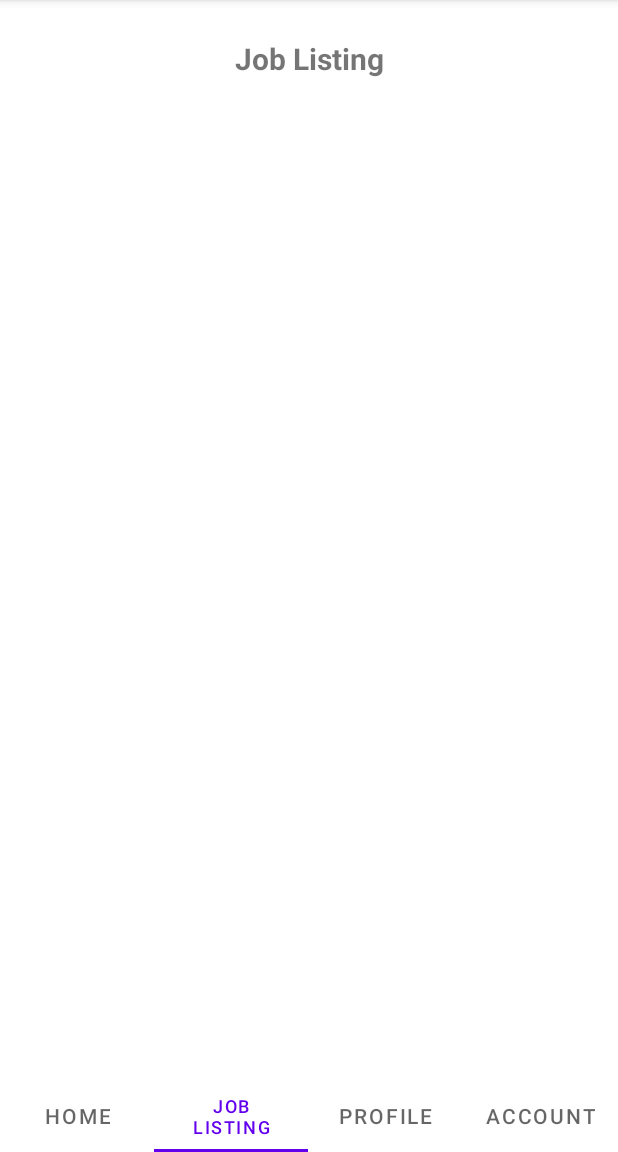
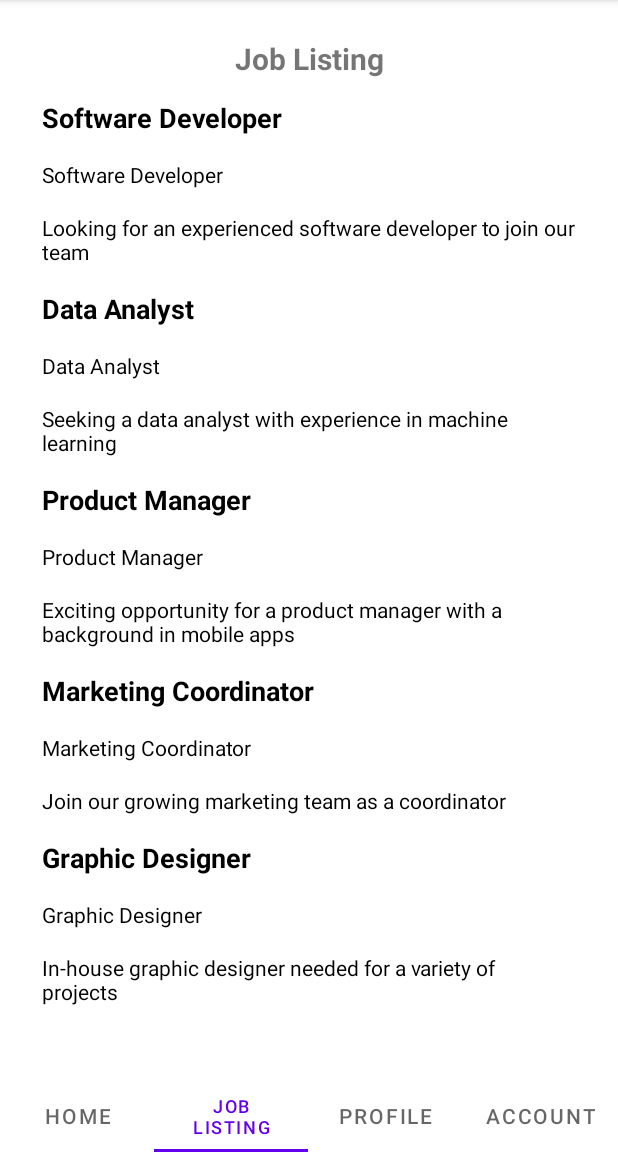
Before and after one commit to jamesdev23/JobSearchApp, an Android app: the screen it shows after launch (ApplicantViewPagerActivity), item 2 of the bottom bar chosen, on a phone screen of 412 x 824 dp, the part 84-1236 px from its top. Run offline under Robolectric (Android 15) with nearby library versions, the phone set to English and light mode, and no system bars.

Commit message:
Implemented RecyclerView Adapter

```diff
--- a/app/src/main/java/com/example/kodegojobsearchapp/adapter/JobListingAdapter.kt
+++ b/app/src/main/java/com/example/kodegojobsearchapp/adapter/JobListingAdapter.kt
@@ -1,5 +1,38 @@
 package com.example.kodegojobsearchapp.adapter
 
-class JobListingAdapter {
-    // TODO
+import android.view.LayoutInflater
+import android.view.ViewGroup
+import androidx.recyclerview.widget.RecyclerView
+import com.example.kodegojobsearchapp.databinding.ItemJobListingBinding
+import com.example.kodegojobsearchapp.model.JobListing
+import com.google.android.material.snackbar.Snackbar
+
+class JobListingAdapter(var jobsListing: ArrayList<JobListing>): RecyclerView.Adapter<ViewHolder>() {
+    override fun onCreateViewHolder(parent: ViewGroup, viewType: Int): ViewHolder {
+        val itemBinding = ItemJobListingBinding
+            .inflate(
+                LayoutInflater.from(parent.context),
+                parent, false)
+        return ViewHolder(itemBinding)
+    }
+
+    override fun getItemCount(): Int  = jobsListing.size
+    override fun onBindViewHolder(holder: ViewHolder, position: Int) {
+        val binding = holder.itemBinding as ItemJobListingBinding
+        val jobList = jobsListing[position]
+        with(binding){
+            jobTitle.text = jobList.title
+            jobLocation.text = jobList.title
+            jobDescription.text = jobList.description
+
+            root.setOnClickListener {
+                Snackbar.make(
+                    it,
+                    "${jobList.title}, ${jobList.location}, ${jobList.description}",
+                    Snackbar.LENGTH_SHORT
+                ).show()
+            }
+        }
+    }
+
 }
--- /dev/null
+++ b/app/src/main/java/com/example/kodegojobsearchapp/adapter/ViewHolder.kt
@@ -0,0 +1,6 @@
+package com.example.kodegojobsearchapp.adapter
+
+import androidx.recyclerview.widget.RecyclerView
+import androidx.viewbinding.ViewBinding
+
+data class ViewHolder(val itemBinding: ViewBinding): RecyclerView.ViewHolder(itemBinding.root)
--- a/app/src/main/java/com/example/kodegojobsearchapp/applicant_viewpager/HomeFragment.kt
+++ b/app/src/main/java/com/example/kodegojobsearchapp/applicant_viewpager/HomeFragment.kt
@@ -8,12 +8,16 @@ import android.view.ViewGroup
 import androidx.recyclerview.widget.ItemTouchHelper
 import androidx.recyclerview.widget.LinearLayoutManager
 import com.example.kodegojobsearchapp.R
+import com.example.kodegojobsearchapp.adapter.JobListingAdapter
 import com.example.kodegojobsearchapp.databinding.FragmentHomeBinding
+import com.example.kodegojobsearchapp.model.JobListing
 
 class HomeFragment : Fragment() {
 
     private var _binding: FragmentHomeBinding? = null
     private val binding get() = _binding!!
+    private lateinit var jobListingAdapter: JobListingAdapter
+    private var jobListing: ArrayList<JobListing> = ArrayList()
 
     init {
         if(this.arguments == null) {
@@ -41,9 +45,10 @@ class HomeFragment : Fragment() {
     override fun onViewCreated(view: View, savedInstanceState: Bundle?) {
         super.onViewCreated(view, savedInstanceState)
 
-        // code goes here
-
-
+        init()
+        jobListingAdapter = JobListingAdapter(jobListing)
+        binding.jobListingList.layoutManager = LinearLayoutManager(activity)
+        binding.jobListingList.adapter = jobListingAdapter
     }
 
     override fun onDestroy() {
@@ -51,4 +56,12 @@ class HomeFragment : Fragment() {
 
     }
 
+    fun init(){
+        jobListing.add(JobListing("Software Developer", "New York, NY", "Looking for an experienced software developer to join our team"))
+        jobListing.add(JobListing("Data Analyst", "San Francisco, CA", "Seeking a data analyst with experience in machine learning"))
+        jobListing.add(JobListing("Product Manager", "Los Angeles, CA", "Exciting opportunity for a product manager with a background in mobile apps"))
+        jobListing.add(JobListing("Marketing Coordinator", "Chicago, IL", "Join our growing marketing team as a coordinator"))
+        jobListing.add(JobListing("Graphic Designer", "Houston, TX", "In-house graphic designer needed for a variety of projects"))
+    }
+
 }
--- a/app/src/main/java/com/example/kodegojobsearchapp/applicant_viewpager/JobListingFragment.kt
+++ b/app/src/main/java/com/example/kodegojobsearchapp/applicant_viewpager/JobListingFragment.kt
@@ -5,14 +5,19 @@ import androidx.fragment.app.Fragment
 import android.view.LayoutInflater
 import android.view.View
 import android.view.ViewGroup
+import androidx.recyclerview.widget.LinearLayoutManager
 import com.example.kodegojobsearchapp.R
+import com.example.kodegojobsearchapp.adapter.JobListingAdapter
 import com.example.kodegojobsearchapp.databinding.FragmentHomeBinding
 import com.example.kodegojobsearchapp.databinding.FragmentJobListingBinding
+import com.example.kodegojobsearchapp.model.JobListing
 
 class JobListingFragment : Fragment() {
 
     private var _binding: FragmentJobListingBinding? = null
     private val binding get() = _binding!!
+    private lateinit var jobListingAdapter: JobListingAdapter
+    private val jobListing: ArrayList<JobListing> = ArrayList()
 
     init {
         if(this.arguments == null) {
@@ -39,8 +44,10 @@ class JobListingFragment : Fragment() {
     override fun onViewCreated(view: View, savedInstanceState: Bundle?) {
         super.onViewCreated(view, savedInstanceState)
 
-        // code goes here
-
+        init()
+        jobListingAdapter = JobListingAdapter(jobListing)
+        binding.appJobList.layoutManager = LinearLayoutManager(activity)
+        binding.appJobList.adapter = jobListingAdapter
     }
 
     override fun onDestroy() {
@@ -48,4 +55,11 @@ class JobListingFragment : Fragment() {
 
     }
 
+    private fun init(){
+        jobListing.add(JobListing("Software Developer", "New York, NY", "Looking for an experienced software developer to join our team"))
+        jobListing.add(JobListing("Data Analyst", "San Francisco, CA", "Seeking a data analyst with experience in machine learning"))
+        jobListing.add(JobListing("Product Manager", "Los Angeles, CA", "Exciting opportunity for a product manager with a background in mobile apps"))
+        jobListing.add(JobListing("Marketing Coordinator", "Chicago, IL", "Join our growing marketing team as a coordinator"))
+        jobListing.add(JobListing("Graphic Designer", "Houston, TX", "In-house graphic designer needed for a variety of projects"))
+    }
 }
--- /dev/null
+++ b/app/src/main/java/com/example/kodegojobsearchapp/model/JobListing.kt
@@ -0,0 +1,5 @@
+package com.example.kodegojobsearchapp.model
+
+data class JobListing(val title: String, val location: String, val description: String){
+    constructor(): this("","","")
+}
--- a/app/src/main/res/layout/activity_applicant_view_pager.xml
+++ b/app/src/main/res/layout/activity_applicant_view_pager.xml
@@ -15,7 +15,7 @@
         android:layout_width="match_parent"
         android:layout_height="0dp"
         android:layout_weight="9"
-        app:layout_constraintBottom_toBottomOf="parent"
+        app:layout_constraintBottom_toTopOf="@id/tab_layout"
         app:layout_constraintEnd_toEndOf="parent"
         app:layout_constraintStart_toStartOf="parent"
         app:layout_constraintTop_toTopOf="parent"/>
--- /dev/null
+++ b/app/src/main/res/layout/item_job_listing.xml
@@ -0,0 +1,36 @@
+<?xml version="1.0" encoding="utf-8"?>
+<LinearLayout
+    xmlns:android="http://schemas.android.com/apk/res/android"
+    android:layout_width="match_parent"
+    android:layout_height="wrap_content"
+    android:orientation="vertical">
+
+    <androidx.appcompat.widget.AppCompatTextView
+        android:id="@+id/job_title"
+        android:layout_width="match_parent"
+        android:layout_height="wrap_content"
+        android:textSize="18sp"
+        android:textStyle="bold"
+        android:padding="8dp"
+        android:textColor="@android:color/black"
+        />
+
+    <androidx.appcompat.widget.AppCompatTextView
+        android:id="@+id/job_location"
+        android:layout_width="match_parent"
+        android:layout_height="wrap_content"
+        android:textSize="14sp"
+        android:padding="8dp"
+        android:textColor="@android:color/black"
+        />
+
+    <androidx.appcompat.widget.AppCompatTextView
+        android:id="@+id/job_description"
+        android:layout_width="match_parent"
+        android:layout_height="wrap_content"
+        android:textSize="14sp"
+        android:padding="8dp"
+        android:textColor="@android:color/black"
+        />
+
+</LinearLayout>
```
